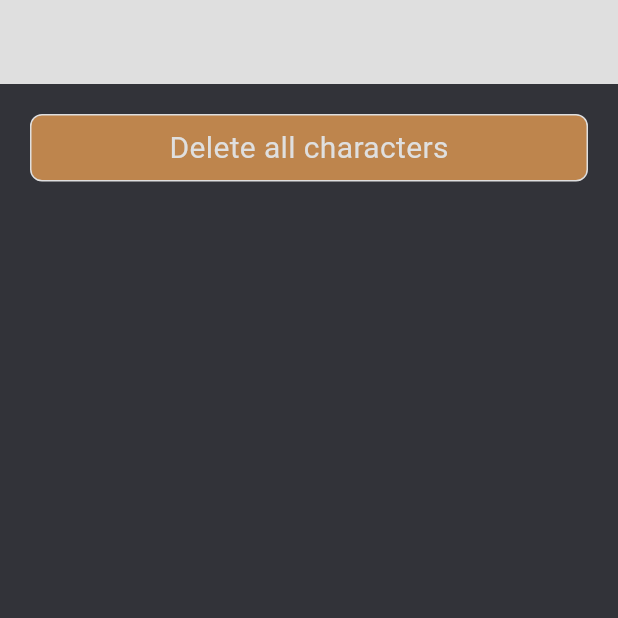
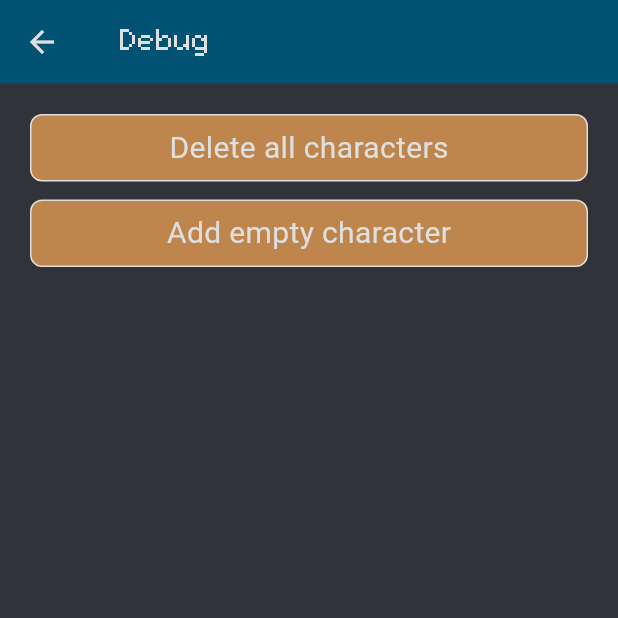
Before and after one commit to LifestrimS/starfinder_sheet, a Flutter app: the DebugScreen screen opened directly, on a phone screen of 412 x 824 dp, the top half of it. Run offline on Flutter 3.47's test engine with Material 3 defaults, Android fonts, the phone set to English and light mode, and no system bars; our stand-ins replace custom_refresh_indicator, drift, drift_flutter, flutter_colorpicker, flutter_svg, get_it and 1 more; missing offline and left inert: elementary; accounts and stored records are empty; generated files the repository leaves out were written again.

Commit message:
fix debug screen

```diff
--- a/lib/utils/debug_screen.dart
+++ b/lib/utils/debug_screen.dart
@@ -2,9 +2,11 @@ import 'dart:developer';
 
 import 'package:flutter/material.dart';
 import 'package:get_it/get_it.dart';
+import 'package:pathfinder_sheet/models.dart/character.dart';
 import 'package:pathfinder_sheet/repository/db_repository.dart';
 import 'package:pathfinder_sheet/utils/colors.dart';
 import 'package:pathfinder_sheet/screens/widgets/button.dart';
+import 'package:pathfinder_sheet/utils/styles.dart';
 
 class DebugScreen extends StatelessWidget {
   const DebugScreen({super.key});
@@ -13,17 +15,14 @@ class DebugScreen extends StatelessWidget {
   Widget build(BuildContext context) {
     return Scaffold(
       appBar: AppBar(
-        title: const Padding(
-          padding: EdgeInsets.only(left: 8.0),
+        title: Padding(
+          padding: const EdgeInsets.only(left: 8.0),
           child: Text(
             'Debug',
-            style: TextStyle(
-              color: AppColors.textContrastDark,
-              fontSize: 32.0,
-            ),
+            style: AppStyles.commonPixel(),
           ),
         ),
-        backgroundColor: AppColors.textContrastDark,
+        backgroundColor: AppColors.darkBlue,
         leading: IconButton(
             onPressed: () {
               Navigator.pop(context);
@@ -39,6 +38,10 @@ class DebugScreen extends StatelessWidget {
         child: Column(
           children: [
             Button(title: 'Delete all characters', onTap: deleteAllCharaters),
+            const SizedBox(
+              height: 12.0,
+            ),
+            Button(title: 'Add empty character', onTap: addEmptyCharacter),
           ],
         ),
       ),
@@ -53,4 +56,13 @@ class DebugScreen extends StatelessWidget {
       log('Smthing get worng on delete all characters: $e');
     }
   }
+
+  void addEmptyCharacter() {
+    try {
+      GetIt.I.get<Repository>().addCharacter(Character.empty());
+      log('Added empty character');
+    } catch (e) {
+      log('Smthing get worng on add empty character: $e');
+    }
+  }
 }
```
Also changed, not shown: lib/screens/character_list/character_list_view.dart (+14 -0 lines).
